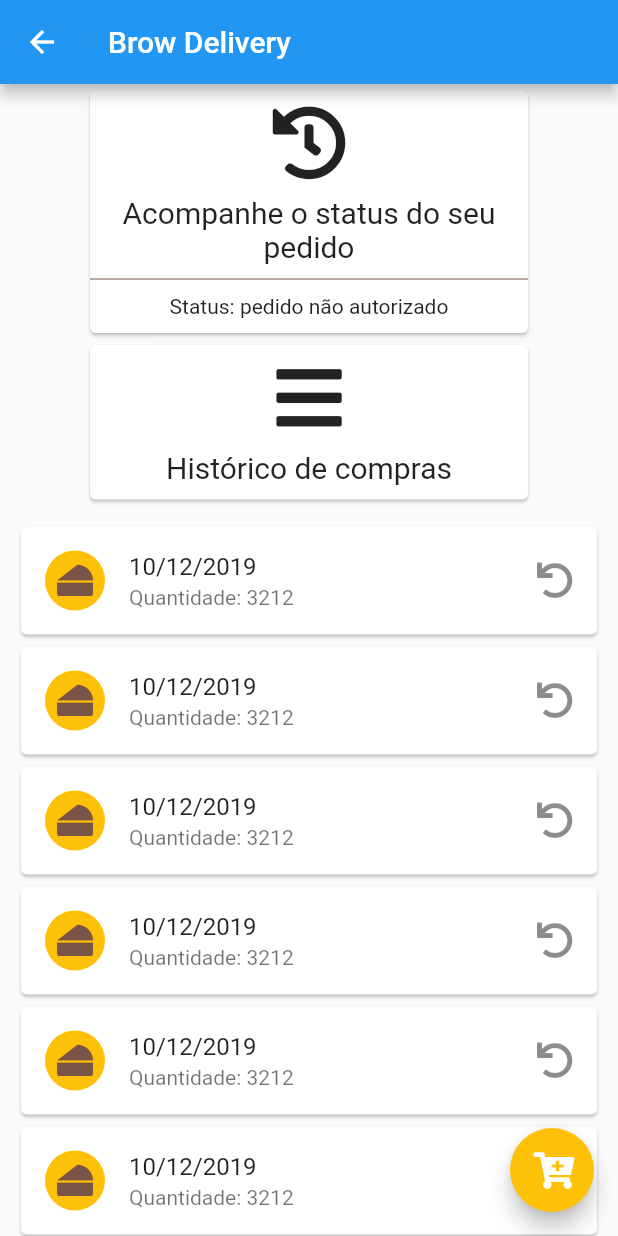
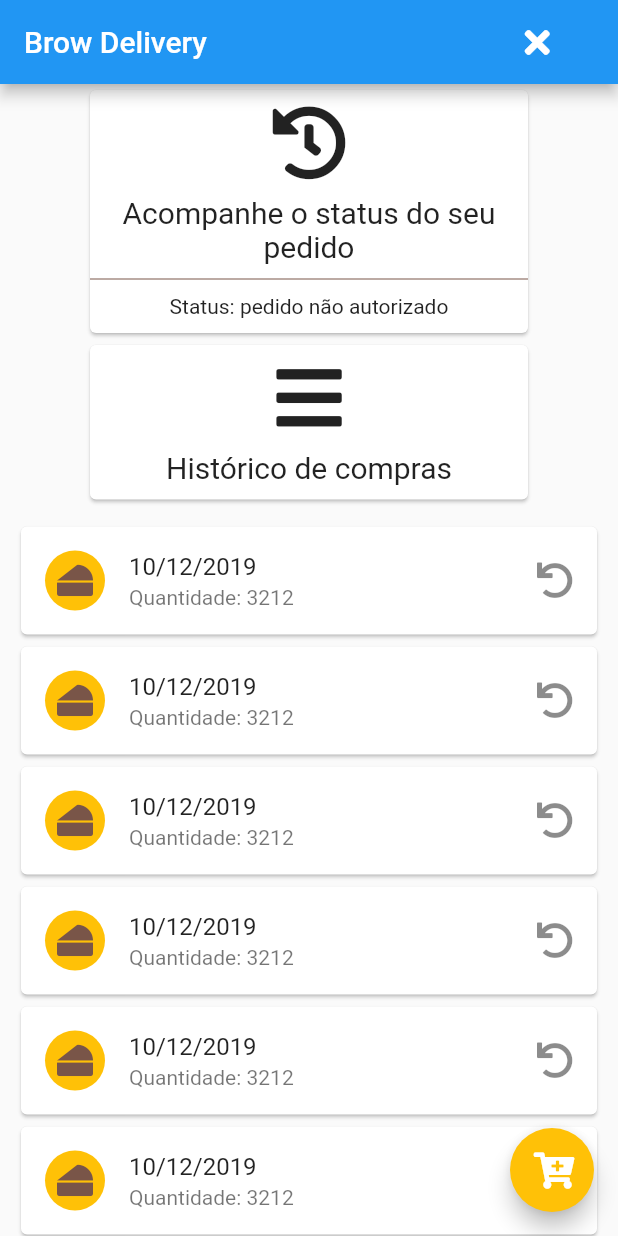
Before and after one commit to ademir2011/browdelivery, a Flutter app: the Home screen opened directly, on a phone screen of 412 x 824 dp. Run offline on Flutter 3.47's test engine with Material 2 defaults, Android fonts, the phone set to English and light mode, and no system bars; our stand-ins replace font_awesome_flutter, google_sign_in.

```diff
--- a/lib/ui/home.dart
+++ b/lib/ui/home.dart
@@ -1,4 +1,5 @@
 import 'package:brow/model/order.dart';
+import 'package:brow/ui/autentication.dart';
 import 'package:flutter/material.dart';
 import 'package:font_awesome_flutter/font_awesome_flutter.dart';
 import 'package:brow/ui/cart.dart';
@@ -6,17 +7,21 @@ import 'package:google_sign_in/google_sign_in.dart';
 
 class Home extends StatefulWidget {
   final Order order;
+  final GoogleSignInAccount gData;
+  final GoogleSignIn googleSignIn;
 
-  Home({Key key, this.order}) : super(key: key);
+  Home({Key key, this.order, this.gData, this.googleSignIn}) : super(key: key);
 
   @override
-  _HomeState createState() => _HomeState(order);
+  _HomeState createState() => _HomeState(order, gData, googleSignIn);
 }
 
 class _HomeState extends State<Home> {
   Order order;
+  GoogleSignInAccount gData;
+  GoogleSignIn _googleSignIn;
 
-  _HomeState(this.order);
+  _HomeState(this.order, this.gData, this._googleSignIn);
 
   @override
   Widget build(BuildContext context) {
@@ -50,6 +55,23 @@ class _HomeState extends State<Home> {
   Widget buildAppBar() {
     return AppBar(
       title: Text("Brow Delivery"),
+      actions: <Widget>[
+        Padding(
+          padding: EdgeInsets.fromLTRB(0, 0, 30, 0),
+          child: IconButton(
+            icon: Icon(FontAwesomeIcons.times),
+            onPressed: () {
+              _googleSignIn.signOut();
+              Navigator.pushReplacement(
+                context,
+                MaterialPageRoute(
+                  builder: (context) => Autentication(),
+                ),
+              );
+            },
+          ),
+        ),
+      ],
     );
   }
 
```
Also changed, not shown: lib/ui/autentication.dart (+14 -5 lines), lib/ui/wait.dart (+104 -17 lines).
